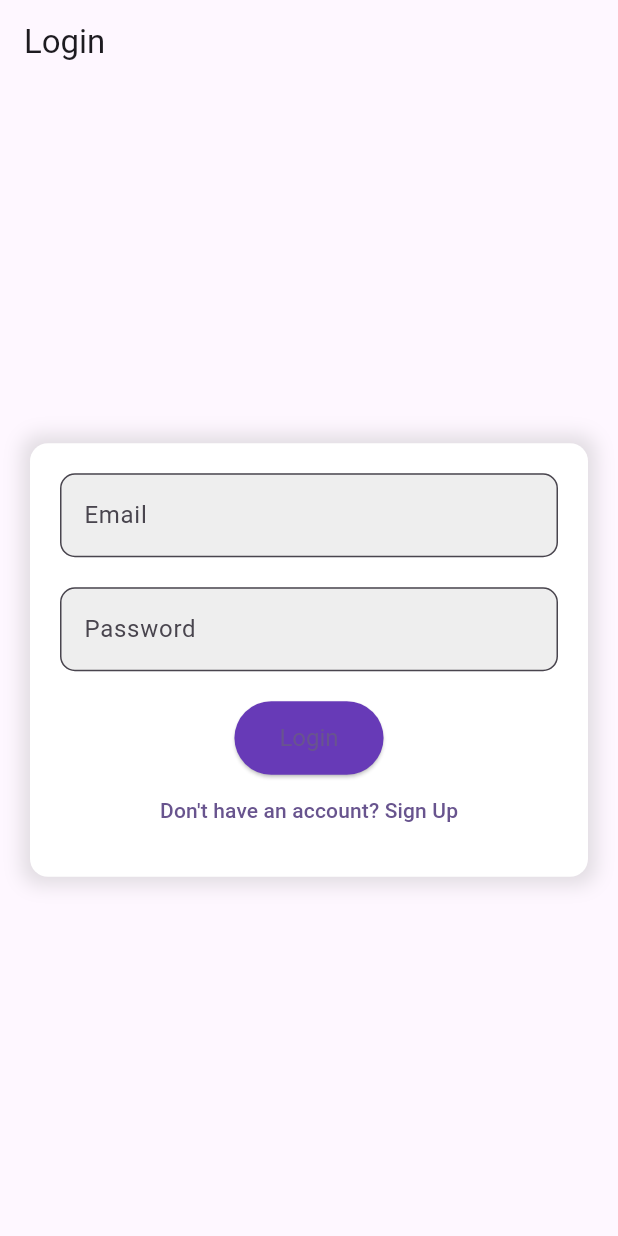
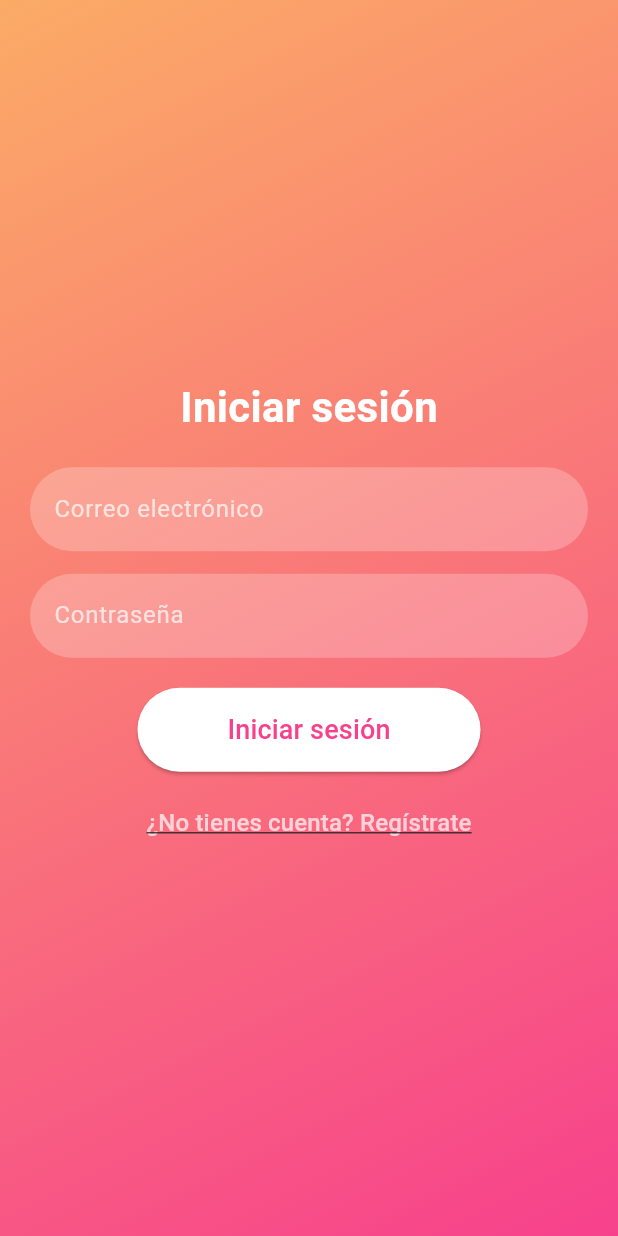
Before and after one commit to davidlealo/login_signup_app, a Flutter app: the screen it shows after launch, on a phone screen of 412 x 824 dp. Run offline on Flutter 3.47's test engine with Material 3 defaults, Android fonts, the light colour scheme and no system bars; our stand-ins replace firebase_auth; accounts and stored records are empty.

Commit message:
new design

```diff
--- a/lib/main.dart
+++ b/lib/main.dart
@@ -1,138 +1,19 @@
 import 'package:flutter/material.dart';
+import 'screens/login_page.dart'; // Importa la pantalla de login
 
 void main() {
-  runApp(const MyApp());
+  runApp(MyApp());
 }
 
 class MyApp extends StatelessWidget {
-  const MyApp({Key? key}) : super(key: key);
-
   @override
   Widget build(BuildContext context) {
     return MaterialApp(
-      title: 'Flutter Login Demo',
+      title: 'Flutter Demo',
       theme: ThemeData(
-        colorScheme: ColorScheme.fromSeed(seedColor: Colors.deepPurple),
-        inputDecorationTheme: InputDecorationTheme(
-          filled: true,
-          fillColor: Colors.grey[200],
-          border: OutlineInputBorder(
-            borderRadius: BorderRadius.circular(10),
-          ),
-          focusedBorder: OutlineInputBorder(
-            borderRadius: BorderRadius.circular(10),
-            borderSide: BorderSide(color: Colors.deepPurple),
-          ),
-        ),
-        elevatedButtonTheme: ElevatedButtonThemeData(
-          style: ElevatedButton.styleFrom(
-            backgroundColor: Colors.deepPurple,
-            padding: EdgeInsets.symmetric(horizontal: 30, vertical: 15),
-            textStyle: TextStyle(fontSize: 16),
-          ),
-        ),
+        primarySwatch: Colors.blue,
       ),
-      home: const AuthScreen(),
+      home: LoginPage(), // Muestra la pantalla de inicio de sesión
     );
   }
 }
-
-class AuthScreen extends StatefulWidget {
-  const AuthScreen({Key? key}) : super(key: key);
-
-  @override
-  _AuthScreenState createState() => _AuthScreenState();
-}
-
-class _AuthScreenState extends State<AuthScreen> {
-  final _emailController = TextEditingController();
-  final _passwordController = TextEditingController();
-  final List<Map<String, String>> _users = [{"email": "test@example.com", "password": "1234"}];
-  bool _isSignUp = false;
-
-  void _toggleSignUp() {
-    setState(() {
-      _isSignUp = !_isSignUp;
-    });
-  }
-
-  void _authenticate() {
-    final email = _emailController.text;
-    final password = _passwordController.text;
-
-    if (_isSignUp) {
-      bool userExists = _users.any((user) => user['email'] == email);
-      if (userExists) {
-        _showMessage("El usuario ya existe");
-      } else {
-        _users.add({"email": email, "password": password});
-        _showMessage("Registro exitoso. Inicia sesión.");
-        _toggleSignUp();
-      }
-    } else {
-      bool validUser = _users.any((user) =>
-          user['email'] == email && user['password'] == password);
-      if (validUser) {
-        _showMessage("Inicio de sesión exitoso");
-      } else {
-        _showMessage("Credenciales incorrectas");
-      }
-    }
-  }
-
-  void _showMessage(String message) {
-    ScaffoldMessenger.of(context).showSnackBar(
-      SnackBar(content: Text(message)),
-    );
-  }
-
-  @override
-  Widget build(BuildContext context) {
-    return Scaffold(
-      appBar: AppBar(
-        title: Text(_isSignUp ? 'Sign Up' : 'Login'),
-      ),
-      body: Center(
-        child: Container(
-          padding: EdgeInsets.all(20),
-          margin: EdgeInsets.symmetric(horizontal: 20),
-          decoration: BoxDecoration(
-            color: Colors.white,
-            borderRadius: BorderRadius.circular(12),
-            boxShadow: [
-              BoxShadow(
-                color: Colors.grey.withOpacity(0.3),
-                spreadRadius: 5,
-                blurRadius: 10,
-              ),
-            ],
-          ),
-          child: Column(
-            mainAxisSize: MainAxisSize.min,
-            children: [
-              TextField(
-                controller: _emailController,
-                decoration: InputDecoration(labelText: 'Email'),
-              ),
-              const SizedBox(height: 20),
-              TextField(
-                controller: _passwordController,
-                decoration: InputDecoration(labelText: 'Password'),
-                obscureText: true,
-              ),
-              const SizedBox(height: 20),
-              ElevatedButton(
-                onPressed: _authenticate,
-                child: Text(_isSignUp ? 'Sign Up' : 'Login'),
-              ),
-              TextButton(
-                onPressed: _toggleSignUp,
-                child: Text(_isSignUp ? 'Already have an account? Login' : 'Don\'t have an account? Sign Up'),
-              ),
-            ],
-          ),
-        ),
-      ),
-    );
-  }
-}
--- /dev/null
+++ b/lib/main_old.dart
@@ -0,0 +1,138 @@
+import 'package:flutter/material.dart';
+
+void main() {
+  runApp(const MyApp());
+}
+
+class MyApp extends StatelessWidget {
+  const MyApp({Key? key}) : super(key: key);
+
+  @override
+  Widget build(BuildContext context) {
+    return MaterialApp(
+      title: 'Flutter Login Demo',
+      theme: ThemeData(
+        colorScheme: ColorScheme.fromSeed(seedColor: Colors.deepPurple),
+        inputDecorationTheme: InputDecorationTheme(
+          filled: true,
+          fillColor: Colors.grey[200],
+          border: OutlineInputBorder(
+            borderRadius: BorderRadius.circular(10),
+          ),
+          focusedBorder: OutlineInputBorder(
+            borderRadius: BorderRadius.circular(10),
+            borderSide: BorderSide(color: Colors.deepPurple),
+          ),
+        ),
+        elevatedButtonTheme: ElevatedButtonThemeData(
+          style: ElevatedButton.styleFrom(
+            backgroundColor: Colors.deepPurple,
+            padding: EdgeInsets.symmetric(horizontal: 30, vertical: 15),
+            textStyle: TextStyle(fontSize: 16),
+          ),
+        ),
+      ),
+      home: const AuthScreen(),
+    );
+  }
+}
+
+class AuthScreen extends StatefulWidget {
+  const AuthScreen({Key? key}) : super(key: key);
+
+  @override
+  _AuthScreenState createState() => _AuthScreenState();
+}
+
+class _AuthScreenState extends State<AuthScreen> {
+  final _emailController = TextEditingController();
+  final _passwordController = TextEditingController();
+  final List<Map<String, String>> _users = [{"email": "test@example.com", "password": "1234"}];
+  bool _isSignUp = false;
+
+  void _toggleSignUp() {
+    setState(() {
+      _isSignUp = !_isSignUp;
+    });
+  }
+
+  void _authenticate() {
+    final email = _emailController.text;
+    final password = _passwordController.text;
+
+    if (_isSignUp) {
+      bool userExists = _users.any((user) => user['email'] == email);
+      if (userExists) {
+        _showMessage("El usuario ya existe");
+      } else {
+        _users.add({"email": email, "password": password});
+        _showMessage("Registro exitoso. Inicia sesión.");
+        _toggleSignUp();
+      }
+    } else {
+      bool validUser = _users.any((user) =>
+          user['email'] == email && user['password'] == password);
+      if (validUser) {
+        _showMessage("Inicio de sesión exitoso");
+      } else {
+        _showMessage("Credenciales incorrectas");
+      }
+    }
+  }
+
+  void _showMessage(String message) {
+    ScaffoldMessenger.of(context).showSnackBar(
+      SnackBar(content: Text(message)),
+    );
+  }
+
+  @override
+  Widget build(BuildContext context) {
+    return Scaffold(
+      appBar: AppBar(
+        title: Text(_isSignUp ? 'Sign Up' : 'Login'),
+      ),
+      body: Center(
+        child: Container(
+          padding: EdgeInsets.all(20),
+          margin: EdgeInsets.symmetric(horizontal: 20),
+          decoration: BoxDecoration(
+            color: Colors.white,
+            borderRadius: BorderRadius.circular(12),
+            boxShadow: [
+              BoxShadow(
+                color: Colors.grey.withOpacity(0.3),
+                spreadRadius: 5,
+                blurRadius: 10,
+              ),
+            ],
+          ),
+          child: Column(
+            mainAxisSize: MainAxisSize.min,
+            children: [
+              TextField(
+                controller: _emailController,
+                decoration: InputDecoration(labelText: 'Email'),
+              ),
+              const SizedBox(height: 20),
+              TextField(
+                controller: _passwordController,
+                decoration: InputDecoration(labelText: 'Password'),
+                obscureText: true,
+              ),
+              const SizedBox(height: 20),
+              ElevatedButton(
+                onPressed: _authenticate,
+                child: Text(_isSignUp ? 'Sign Up' : 'Login'),
+              ),
+              TextButton(
+                onPressed: _toggleSignUp,
+                child: Text(_isSignUp ? 'Already have an account? Login' : 'Don\'t have an account? Sign Up'),
+              ),
+            ],
+          ),
+        ),
+      ),
+    );
+  }
+}
--- /dev/null
+++ b/lib/screens/login_page.dart
@@ -0,0 +1,108 @@
+import 'package:flutter/material.dart';
+import '../theme/theme.dart'; // Importa el tema desde la carpeta de theme
+
+class LoginPage extends StatefulWidget {
+  @override
+  _LoginPageState createState() => _LoginPageState();
+}
+
+class _LoginPageState extends State<LoginPage> {
+  final _emailController = TextEditingController();
+  final _passwordController = TextEditingController();
+
+  bool _isSignUp = false;
+
+  void _toggleSignUp() {
+    setState(() {
+      _isSignUp = !_isSignUp;
+    });
+  }
+
+  @override
+  Widget build(BuildContext context) {
+    return Scaffold(
+      body: Container(
+        decoration: BoxDecoration(
+          gradient: AppGradients.loginBackground,
+        ),
+        child: Center(
+          child: SingleChildScrollView(
+            padding: const EdgeInsets.all(20.0),
+            child: Column(
+              mainAxisAlignment: MainAxisAlignment.center,
+              children: [
+                Text(
+                  _isSignUp ? 'Regístrate' : 'Iniciar sesión',
+                  style: TextStyle(
+                    color: Colors.white,
+                    fontSize: 28,
+                    fontWeight: FontWeight.bold,
+                  ),
+                ),
+                SizedBox(height: 20),
+                _buildTextField(_emailController, 'Correo electrónico', false),
+                SizedBox(height: 15),
+                _buildTextField(_passwordController, 'Contraseña', true),
+                SizedBox(height: 20),
+                _buildAuthButton(),
+                SizedBox(height: 10),
+                TextButton(
+                  onPressed: _toggleSignUp,
+                  child: Text(
+                    _isSignUp
+                        ? '¿Ya tienes una cuenta? Inicia sesión'
+                        : '¿No tienes cuenta? Regístrate',
+                    style: TextStyle(
+                      color: Colors.white70,
+                      fontSize: 16,
+                      decoration: TextDecoration.underline,
+                    ),
+                  ),
+                ),
+              ],
+            ),
+          ),
+        ),
+      ),
+    );
+  }
+
+  Widget _buildTextField(
+      TextEditingController controller, String labelText, bool obscureText) {
+    return TextField(
+      controller: controller,
+      decoration: InputDecoration(
+        labelText: labelText,
+        labelStyle: TextStyle(color: Colors.white70),
+        filled: true,
+        fillColor: Colors.white24,
+        border: OutlineInputBorder(
+          borderRadius: BorderRadius.circular(30.0),
+          borderSide: BorderSide.none,
+        ),
+      ),
+      obscureText: obscureText,
+      style: TextStyle(color: Colors.white),
+    );
+  }
+
+  Widget _buildAuthButton() {
+  return ElevatedButton(
+    onPressed: () {
+      // Lógica de autenticación aquí
+    },
+    style: ElevatedButton.styleFrom(
+      backgroundColor: AppColors.buttonColor, // Cambia a `backgroundColor`
+      padding: const EdgeInsets.symmetric(horizontal: 60, vertical: 15),
+      shape: RoundedRectangleBorder(
+        borderRadius: BorderRadius.circular(30.0),
+      ),
+    ),
+    child: Text(
+      _isSignUp ? 'Registrarse' : 'Iniciar sesión',
+      style: const TextStyle(color: AppColors.loginGradientEnd, fontSize: 18),
+    ),
+  );
+}
+
+}
--- /dev/null
+++ b/lib/theme/theme.dart
@@ -0,0 +1,15 @@
+import 'package:flutter/material.dart';
+
+class AppColors {
+  static const Color loginGradientStart = Color(0xFFfbab66);
+  static const Color loginGradientEnd = Color(0xFFf7418c);
+  static const Color buttonColor = Colors.white; // Color del texto del botón
+}
+
+class AppGradients {
+  static const LinearGradient loginBackground = LinearGradient(
+    colors: [AppColors.loginGradientStart, AppColors.loginGradientEnd],
+    begin: Alignment.topLeft,
+    end: Alignment.bottomRight,
+  );
+}
```
Also changed, not shown: 1 other file.
